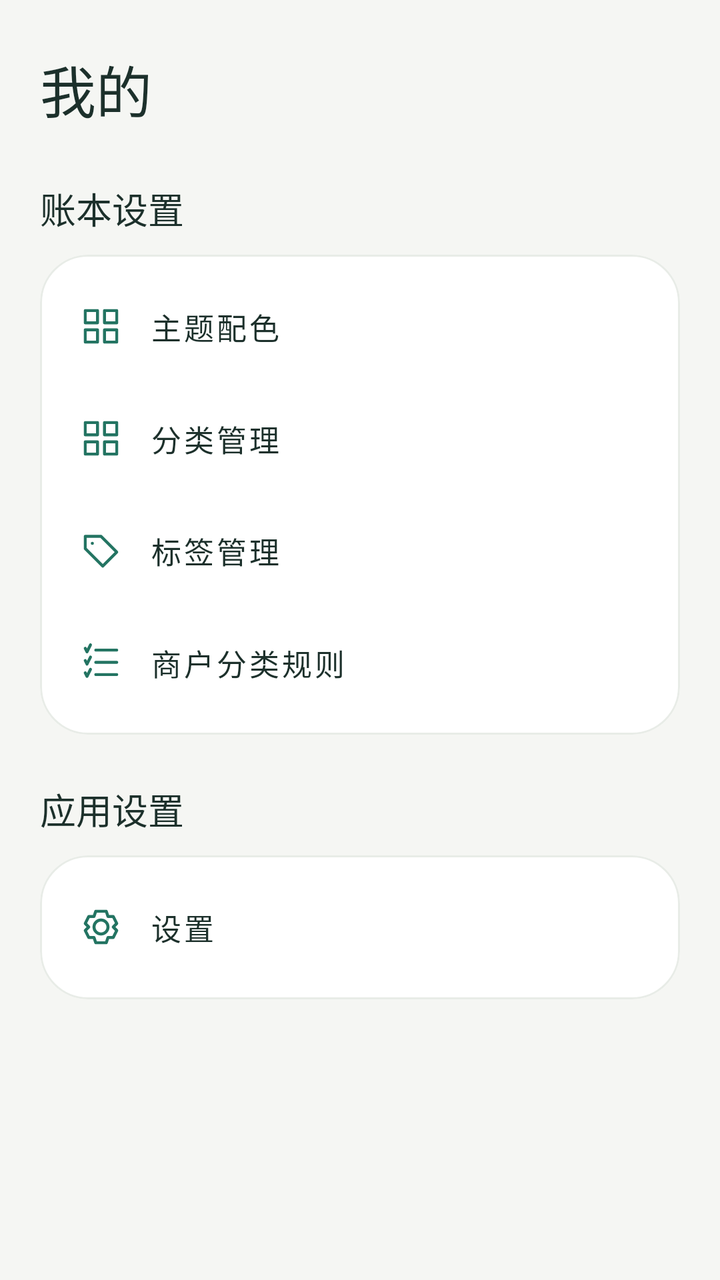
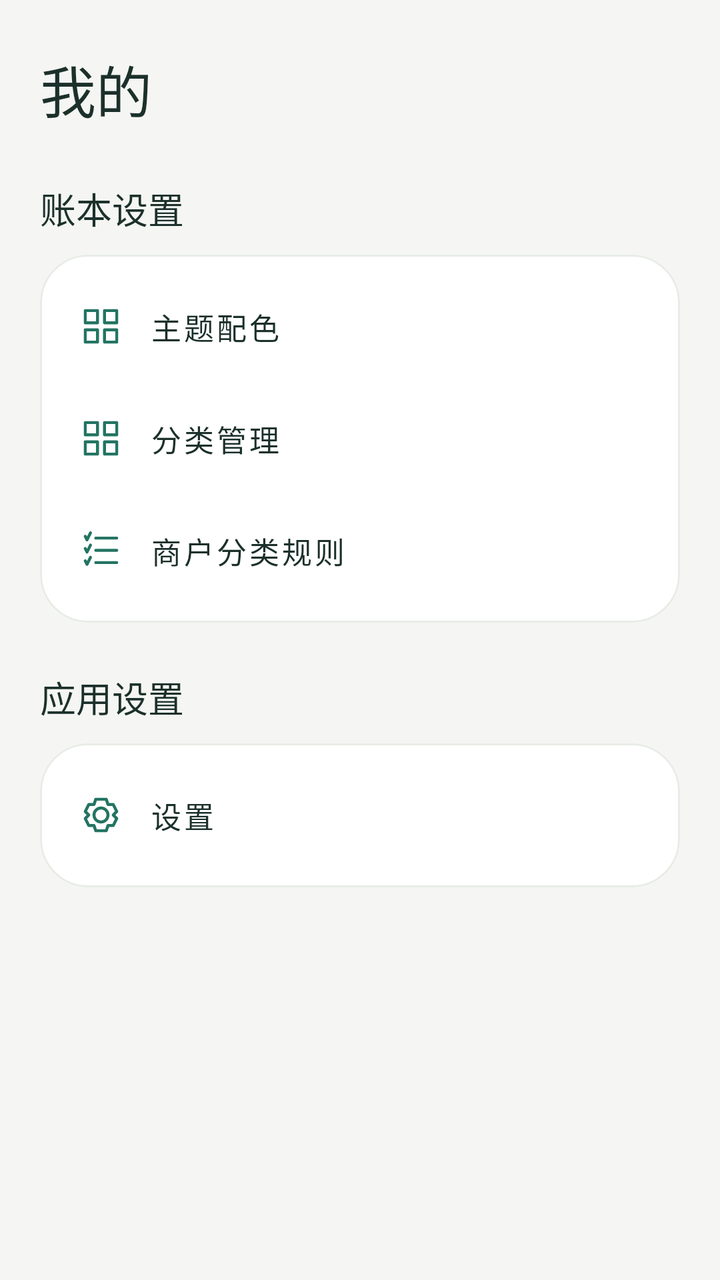

Two renders of the same Android screen: before a commit and after it. Below are the layout's source before the change and the commit's diff.
<!-- AndroidManifest.xml: application theme Theme.LightLedger -->
<!-- res/layout/fragment_my.xml -->
<?xml version="1.0" encoding="utf-8"?>
<ScrollView xmlns:android="http://schemas.android.com/apk/res/android" xmlns:app="http://schemas.android.com/apk/res-auto" android:layout_width="match_parent" android:layout_height="match_parent" android:fillViewport="true" android:background="?attr/ledgerBackground">
    <LinearLayout android:layout_width="match_parent" android:layout_height="wrap_content" android:orientation="vertical" android:padding="@dimen/ledger_page_gutter">
        <TextView style="@style/LedgerPageTitle" android:layout_width="match_parent" android:layout_height="wrap_content" android:layout_marginTop="4dp" android:text="我的" />
        <TextView style="@style/LedgerSectionTitle" android:layout_width="match_parent" android:layout_height="wrap_content" android:layout_marginTop="26dp" android:layout_marginBottom="10dp" android:text="账本设置" />
        <com.google.android.material.card.MaterialCardView style="@style/LedgerCard" android:layout_width="match_parent" android:layout_height="wrap_content">
            <LinearLayout android:layout_width="match_parent" android:layout_height="wrap_content" android:orientation="vertical" android:padding="8dp">
                <com.google.android.material.button.MaterialButton android:id="@+id/themeSettings" app:icon="@drawable/ic_grid" style="@style/LedgerSettingsRow" android:layout_width="match_parent" android:layout_height="wrap_content" android:text="主题配色" />
                <com.google.android.material.button.MaterialButton android:id="@+id/manageCategories" app:icon="@drawable/ic_grid" style="@style/LedgerSettingsRow" android:layout_width="match_parent" android:layout_height="wrap_content" android:gravity="start|center_vertical" android:text="分类管理" />
                <com.google.android.material.button.MaterialButton android:id="@+id/manageTags" app:icon="@drawable/ic_tag" style="@style/LedgerSettingsRow" android:layout_width="match_parent" android:layout_height="wrap_content" android:gravity="start|center_vertical" android:text="标签管理" />
                <com.google.android.material.button.MaterialButton android:id="@+id/manageMerchantRules" app:icon="@drawable/ic_rule" style="@style/LedgerSettingsRow" android:layout_width="match_parent" android:layout_height="wrap_content" android:gravity="start|center_vertical" android:text="商户分类规则" />
            </LinearLayout>
        </com.google.android.material.card.MaterialCardView>
        <TextView style="@style/LedgerSectionTitle" android:layout_width="match_parent" android:layout_height="wrap_content" android:layout_marginTop="24dp" android:layout_marginBottom="10dp" android:text="应用设置" />
        <com.google.android.material.card.MaterialCardView style="@style/LedgerCard" android:layout_width="match_parent" android:layout_height="wrap_content">
            <com.google.android.material.button.MaterialButton android:id="@+id/openSettings" app:icon="@drawable/ic_settings" style="@style/LedgerSettingsRow" android:layout_width="match_parent" android:layout_height="wrap_content" android:layout_margin="8dp" android:text="设置" />
        </com.google.android.material.card.MaterialCardView>
        <TextView android:id="@+id/appVersion" style="@style/LedgerCaption" android:layout_width="match_parent" android:layout_height="wrap_content" android:layout_marginTop="24dp" android:gravity="center" />
    </LinearLayout>
</ScrollView>
<!-- resources referenced by this layout -->
<resources>
  <dimen name="ledger_page_gutter">20dp</dimen>
  <!-- drawable ic_tag (drawable) -->
  <vector xmlns:android="http://schemas.android.com/apk/res/android" android:width="24dp" android:height="24dp" android:viewportWidth="24" android:viewportHeight="24"><path android:pathData="M3,4 L12,4 L21,13 L13,21 L3,11 Z M7,8 L7.1,8" android:fillColor="@android:color/transparent" android:strokeColor="?attr/colorPrimary" android:strokeWidth="1.7" android:strokeLineCap="round" android:strokeLineJoin="round"/></vector>
  <style name="LedgerCaption"><item name="android:textColor">?attr/ledgerMuted</item><item name="android:textSize">13sp</item><item name="android:lineSpacingExtra">3dp</item></style>
  <style name="LedgerCard" parent="Widget.MaterialComponents.CardView">
          <item name="cardCornerRadius">24dp</item><item name="cardElevation">0dp</item><item name="cardBackgroundColor">@color/white</item>
          <item name="strokeColor">?attr/ledgerBorder</item><item name="strokeWidth">1dp</item>
      </style>
  <style name="LedgerPageTitle"><item name="android:textColor">?attr/colorOnSurface</item><item name="android:textSize">28sp</item><item name="android:fontFamily">sans-serif-medium</item></style>
  <style name="LedgerSectionTitle"><item name="android:textColor">?attr/colorOnSurface</item><item name="android:textSize">18sp</item><item name="android:fontFamily">sans-serif-medium</item></style>
  <style name="LedgerSettingsRow" parent="LedgerTextButton">
          <item name="android:minHeight">56dp</item><item name="android:gravity">start|center_vertical</item><item name="android:textColor">?attr/colorOnSurface</item>
          <item name="android:textSize">15sp</item><item name="android:paddingHorizontal">12dp</item><item name="iconSize">21dp</item><item name="iconPadding">14dp</item><item name="iconGravity">textStart</item>
      </style>
  <color name="white">#FFFFFF</color>
  <style name="LedgerTextButton" parent="Widget.MaterialComponents.Button.TextButton">
          <item name="android:minHeight">48dp</item><item name="android:textAllCaps">false</item><item name="android:textSize">14sp</item><item name="cornerRadius">12dp</item>
      </style>
  <color name="ledger_teal">#237462</color>
  <color name="ledger_teal_dark">#184D40</color>
  <color name="ledger_ink">#1C302B</color>
  <color name="ledger_background">#F5F6F3</color>
  <color name="ledger_teal_soft">#E5F1EA</color>
  <color name="ledger_muted">#697A73</color>
  <color name="ledger_border">#E8ECE7</color>
  <style name="LedgerWindowAnimation" parent="android:style/Animation.Activity">
          <item name="android:activityOpenEnterAnimation">@null</item>
          <item name="android:activityOpenExitAnimation">@null</item>
          <item name="android:activityCloseEnterAnimation">@null</item>
          <item name="android:activityCloseExitAnimation">@null</item>
      </style>
  <style name="LedgerButton" parent="Widget.MaterialComponents.Button">
          <item name="cornerRadius">16dp</item><item name="android:minHeight">52dp</item><item name="android:textAllCaps">false</item>
          <item name="android:textSize">15sp</item><item name="android:fontFamily">sans-serif-medium</item><item name="android:paddingHorizontal">16dp</item>
          <item name="android:insetTop">3dp</item><item name="android:insetBottom">3dp</item>
      </style>
  <style name="LedgerInput" parent="Widget.MaterialComponents.TextInputLayout.OutlinedBox">
          <item name="boxCornerRadiusTopStart">14dp</item><item name="boxCornerRadiusTopEnd">14dp</item><item name="boxCornerRadiusBottomStart">14dp</item><item name="boxCornerRadiusBottomEnd">14dp</item>
          <item name="boxBackgroundColor">@color/white</item><item name="boxStrokeColor">?attr/colorPrimary</item>
      </style>
  <!-- unchanged entries left out for length: 4 -->
</resources>

<!-- the commit's change to res/layout/fragment_my.xml (unified diff, before → after) -->
@@ -7,7 +7,6 @@
             <LinearLayout android:layout_width="match_parent" android:layout_height="wrap_content" android:orientation="vertical" android:padding="8dp">
                 <com.google.android.material.button.MaterialButton android:id="@+id/themeSettings" app:icon="@drawable/ic_grid" style="@style/LedgerSettingsRow" android:layout_width="match_parent" android:layout_height="wrap_content" android:text="主题配色" />
                 <com.google.android.material.button.MaterialButton android:id="@+id/manageCategories" app:icon="@drawable/ic_grid" style="@style/LedgerSettingsRow" android:layout_width="match_parent" android:layout_height="wrap_content" android:gravity="start|center_vertical" android:text="分类管理" />
-                <com.google.android.material.button.MaterialButton android:id="@+id/manageTags" app:icon="@drawable/ic_tag" style="@style/LedgerSettingsRow" android:layout_width="match_parent" android:layout_height="wrap_content" android:gravity="start|center_vertical" android:text="标签管理" />
                 <com.google.android.material.button.MaterialButton android:id="@+id/manageMerchantRules" app:icon="@drawable/ic_rule" style="@style/LedgerSettingsRow" android:layout_width="match_parent" android:layout_height="wrap_content" android:gravity="start|center_vertical" android:text="商户分类规则" />
             </LinearLayout>
         </com.google.android.material.card.MaterialCardView>
<!-- resource entries referenced after the edit -->
@@ -1,8 +1,6 @@
 <!-- resources referenced by this layout -->
 <resources>
   <dimen name="ledger_page_gutter">20dp</dimen>
-  <!-- drawable ic_tag (drawable) -->
-  <vector xmlns:android="http://schemas.android.com/apk/res/android" android:width="24dp" android:height="24dp" android:viewportWidth="24" android:viewportHeight="24"><path android:pathData="M3,4 L12,4 L21,13 L13,21 L3,11 Z M7,8 L7.1,8" android:fillColor="@android:color/transparent" android:strokeColor="?attr/colorPrimary" android:strokeWidth="1.7" android:strokeLineCap="round" android:strokeLineJoin="round"/></vector>
   <style name="LedgerCaption"><item name="android:textColor">?attr/ledgerMuted</item><item name="android:textSize">13sp</item><item name="android:lineSpacingExtra">3dp</item></style>
   <style name="LedgerCard" parent="Widget.MaterialComponents.CardView">
           <item name="cardCornerRadius">24dp</item><item name="cardElevation">0dp</item><item name="cardBackgroundColor">@color/white</item>
